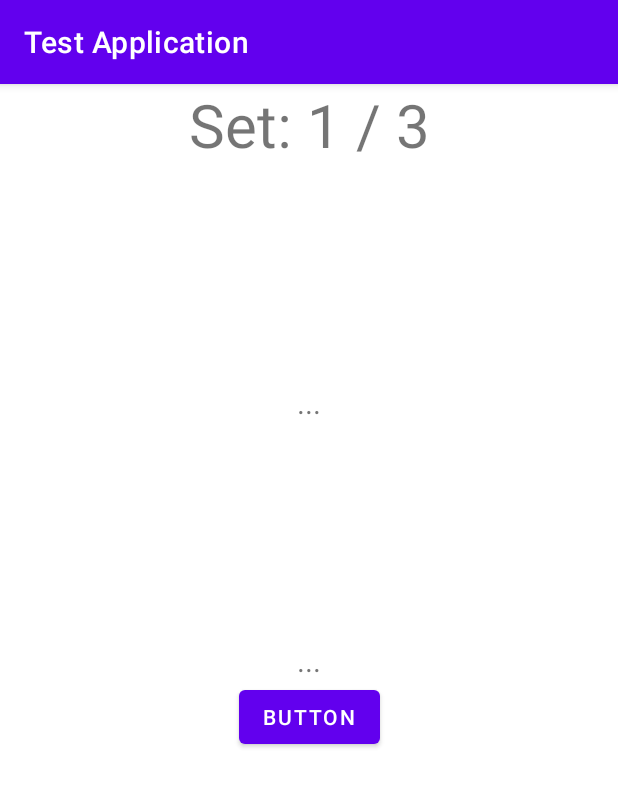
After one commit to SirBoopSnoop/Fitness_App, an Android app: the TimerActivity screen opened directly, with no data from a screen before it, on a phone screen of 412 x 824 dp. The commit adds this screen. Shown: the top 787 px of the screen. Run offline under Robolectric (Android 15) with nearby library versions, the phone set to English and light mode, and no system bars; our stand-ins replace Firebase (no records; nobody signed in at launch, a user with empty details on screens opened directly).

Commit message:
halfway implemented timer

```diff
--- a/app/src/main/java/com/example/testapplication/activity/CreateActivity.kt
+++ b/app/src/main/java/com/example/testapplication/activity/CreateActivity.kt
@@ -59,7 +59,7 @@ class CreateActivity : AppCompatActivity() {
 
         val exercise = Exercise(exerciseName, exerciseName,null, reps, sets, intensity, breakTime, category, null)
         val database = FirebaseDatabase.getInstance("https://fitnessapp-11fe0-default-rtdb.europe-west1.firebasedatabase.app/")
-            val testData = database.getReference("TestData")
+        val testData = database.getReference("TestData")
         testData.child(exerciseName).setValue(exercise).addOnSuccessListener {
             Toast.makeText(this, "Successfully saved", Toast.LENGTH_SHORT).show()
             finish()
--- a/app/src/main/java/com/example/testapplication/activity/MainActivity.kt
+++ b/app/src/main/java/com/example/testapplication/activity/MainActivity.kt
@@ -44,7 +44,7 @@ class MainActivity : AppCompatActivity(), NavigationView.OnNavigationItemSelecte
 
 
         create_button.setOnClickListener {
-            Intent(this, CreateActivity::class.java).also{
+            Intent(this, TimerActivity::class.java).also{
                 startActivity(it)
             }
         }
--- /dev/null
+++ b/app/src/main/java/com/example/testapplication/activity/TimerActivity.kt
@@ -0,0 +1,119 @@
+package com.example.testapplication.activity
+
+import androidx.appcompat.app.AppCompatActivity
+import android.os.Bundle
+import android.os.CountDownTimer
+import android.widget.Button
+import android.widget.TextView
+import com.example.testapplication.databinding.ActivityEditBinding
+import com.example.testapplication.databinding.ActivityTimerBinding
+import com.google.firebase.database.FirebaseDatabase
+import java.math.RoundingMode
+import kotlin.math.roundToLong
+
+class TimerActivity : AppCompatActivity() {
+
+    private lateinit var path: String
+    lateinit var timer : CountDownTimer
+    lateinit var timerText : TextView
+    lateinit var button: Button
+    lateinit var overview: TextView
+    lateinit var message: TextView
+    var intensity : Double = 0.0
+    var pace : Long = 0
+    var reps : Long = 0
+    var counter :Int = 0
+    var setCounter : Int = 1
+    var breakTime : Long = 0
+    var sets : Int = 0
+    private lateinit var binding: ActivityTimerBinding
+    override fun onCreate(savedInstanceState: Bundle?) {
+        super.onCreate(savedInstanceState)
+
+/*        val extras : Bundle? = intent.extras
+        if (extras != null){
+            var value : String? = extras.getString("timerKey")
+            path = value.toString()
+        }
+
+        val database = FirebaseDatabase.getInstance("https://fitnessapp-11fe0-default-rtdb.europe-west1.firebasedatabase.app/").getReference("TestData")
+        database.child(path).get().addOnSuccessListener {
+
+            if (it.exists()) {
+                breakTime = it.child("breakTime").value as Long
+                val intensity1 = it.child("intensity").value as Long
+                reps = it.child("reps").value as Long
+                val sets1 = it.child("sets").value as Long
+
+                sets = sets1.toInt()
+                intensity = intensity1.toDouble()*1000
+            }
+        }*/
+
+
+        binding = ActivityTimerBinding.inflate(layoutInflater)
+        setContentView(binding.root)
+
+        reps = 10
+        sets = 3
+        intensity = ((0.5)*1000)
+        breakTime = 5
+
+        pace = intensity.roundToLong()
+
+
+        overview = binding.textView3
+        timerText = binding.textView
+        button = binding.button
+        message = binding.textView4
+
+        //message.text = path + "  " + breakTime.toString() + "  " + intensity.toString() + "  " + reps.toString() + "  " + sets.toString()
+
+
+        overview.text = "Set: $setCounter / $sets"
+
+        button.setOnClickListener {
+            startTimer()
+        }
+    }
+
+    private fun startTimer(){
+        message.text = "GO"
+        timer = object : CountDownTimer(pace*reps, pace){
+            override fun onTick(remaining: Long) {
+                timerText.text = counter.toString()
+                counter++
+            }
+
+            override fun onFinish() {
+                if (setCounter != sets) {
+                    message.text = "Get ready for the next set"
+                    counter = 0
+                    breakCountdown()
+                }else{
+                    timerText.text = ""
+                    message.text = "Exercise done!"
+                }
+            }
+        }
+
+        timer.start()
+    }
+
+    private fun breakCountdown(){
+        setCounter++
+        overview.text = "Set: $setCounter / $sets"
+        timer = object : CountDownTimer(breakTime*1000, 1){
+            override fun onTick(remaining: Long) {
+                timerText.text = remaining.div(1000).toBigDecimal().setScale(0, RoundingMode.UP).toString()
+            }
+
+            override fun onFinish() {
+                message.text = ""
+
+                startTimer()
+            }
+        }
+        timer.start()
+    }
+}
--- /dev/null
+++ b/app/src/main/res/layout/activity_timer.xml
@@ -0,0 +1,49 @@
+<?xml version="1.0" encoding="utf-8"?>
+<androidx.constraintlayout.widget.ConstraintLayout xmlns:android="http://schemas.android.com/apk/res/android"
+    xmlns:app="http://schemas.android.com/apk/res-auto"
+    xmlns:tools="http://schemas.android.com/tools"
+    android:layout_width="match_parent"
+    android:layout_height="match_parent"
+    tools:context=".activity.TimerActivity">
+
+    <TextView
+        android:id="@+id/textView"
+        android:layout_width="wrap_content"
+        android:layout_height="wrap_content"
+        android:textSize="20dp"
+        android:text="..."
+        app:layout_constraintBottom_toBottomOf="parent"
+        app:layout_constraintEnd_toEndOf="parent"
+        app:layout_constraintStart_toStartOf="parent"
+        app:layout_constraintTop_toTopOf="parent" />
+
+    <Button
+        android:id="@+id/button"
+        android:layout_width="wrap_content"
+        android:layout_height="wrap_content"
+        android:text="Button"
+        app:layout_constraintEnd_toEndOf="parent"
+        app:layout_constraintStart_toStartOf="parent"
+        app:layout_constraintTop_toBottomOf="@+id/textView" />
+
+    <TextView
+        android:id="@+id/textView3"
+        android:layout_width="wrap_content"
+        android:layout_height="wrap_content"
+        android:text=""
+        android:textSize="40dp"
+        app:layout_constraintEnd_toEndOf="parent"
+        app:layout_constraintStart_toStartOf="parent"
+        app:layout_constraintTop_toTopOf="parent" />
+
+    <TextView
+        android:id="@+id/textView4"
+        android:layout_width="wrap_content"
+        android:layout_height="wrap_content"
+        android:text="..."
+        android:textSize="20dp"
+        app:layout_constraintBottom_toTopOf="@+id/textView"
+        app:layout_constraintEnd_toEndOf="parent"
+        app:layout_constraintStart_toStartOf="parent"
+        app:layout_constraintTop_toBottomOf="@+id/textView3" />
+</androidx.constraintlayout.widget.ConstraintLayout>
```
Also changed, not shown: app/src/main/java/com/example/testapplication/activity/ViewExerciseActivity.kt (+7 -0 lines), app/src/main/res/layout/activity_viewexercise.xml (+9 -2 lines).
